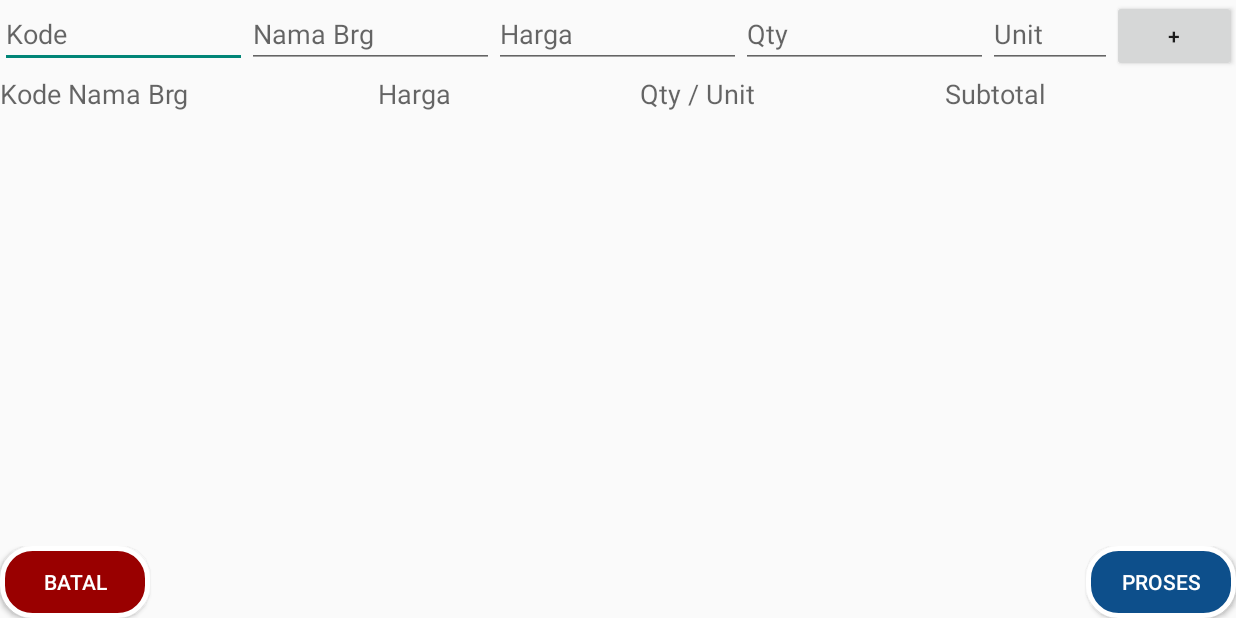
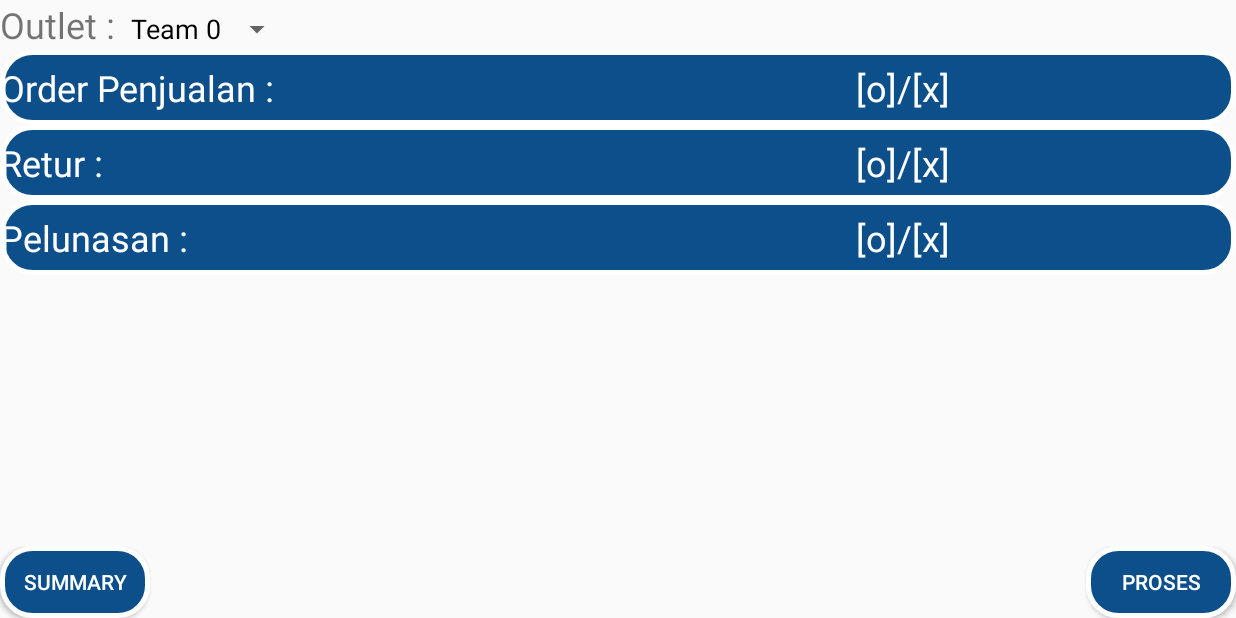
Before and after one commit to iamdesu/mobilesalesman, an Android app: the screen it shows after launch (OrderPenjualanActivity before the commit, TransaksiActivity after it), after a tap on "2. TRANSAKSI", on a phone screen of 824 x 412 dp (held sideways). Run offline under Robolectric (Android 15) with nearby library versions, the phone set to English and light mode, and no system bars.

Commit message:
Add Transaksi Activity screen. Note: - User must select 1 team to open order penjualan - Currently on Transaksi Activity, team spinner will be available if user already open Ambil Data activity. Dummy data was created there

```diff
--- a/app/src/main/AndroidManifest.xml
+++ b/app/src/main/AndroidManifest.xml
@@ -32,6 +32,11 @@
             android:label="@string/app_name"
             android:screenOrientation="landscape">
         </activity>
+        <activity
+            android:name=".TransaksiActivity"
+            android:label="@string/app_name"
+            android:screenOrientation="landscape">
+        </activity>
     </application>
 
 </manifest>
--- a/app/src/main/java/com/bali/nusadua/productmonitor/MainActivity.java
+++ b/app/src/main/java/com/bali/nusadua/productmonitor/MainActivity.java
@@ -49,8 +49,8 @@ public class MainActivity extends ActionBarActivity {
         startActivity(intent);
     }
 
-    public void onOrderPenjualanClick(View view) {
-        Intent intent = new Intent(MainActivity.this, OrderPenjualanActivity.class);
+    public void onTransaksiClick(View view) {
+        Intent intent = new Intent(MainActivity.this, TransaksiActivity.class);
         startActivity(intent);
     }
 }
--- a/app/src/main/java/com/bali/nusadua/productmonitor/OrderPenjualanActivity.java
+++ b/app/src/main/java/com/bali/nusadua/productmonitor/OrderPenjualanActivity.java
@@ -1,6 +1,7 @@
 package com.bali.nusadua.productmonitor;
 
 import android.app.Activity;
+import android.content.Intent;
 import android.os.Bundle;
 import android.util.Log;
 import android.view.View;
@@ -24,6 +25,7 @@ public class OrderPenjualanActivity extends Activity implements android.view.Vie
     private Button btnAdd, btnProses, btnBatal;
     private TableLayout theGrid;
     private EditText tvCode, tvName, tvPrice, tvQty, tvUnit;
+    private String teamGuid;
 
     private List<Order> orders = new ArrayList<Order>();
     OrderRepo orderRepo = new OrderRepo(this);
@@ -49,6 +51,10 @@ public class OrderPenjualanActivity extends Activity implements android.view.Vie
         btnProses.setOnClickListener(this);
         btnBatal.setOnClickListener(this);
 
+        Intent intent = getIntent();
+        teamGuid = intent.getStringExtra("team_guid");
+        Log.i("Team GUID : ", teamGuid);
+
         orders = orderRepo.getAll();
         Log.i("Jumlah order penjualan di database : ", Integer.toString(orders.size()));
     }
@@ -63,15 +69,16 @@ public class OrderPenjualanActivity extends Activity implements android.view.Vie
 
             TextView labelCode = new TextView(this);
             labelCode.setId(200+count+1);
-            labelCode.setText(tvCode.getText());
+            labelCode.setText(tvCode.getText()+ " " + tvName.getText());
             tableRow.addView(labelCode);
             order.setKode(tvCode.getText().toString());
+            order.setNamaBarang(tvName.getText().toString());
 
-            TextView labelName = new TextView(this);
+            /*TextView labelName = new TextView(this);
             labelName.setId(200+count+1);
             labelName.setText(tvName.getText());
             tableRow.addView(labelName);
-            order.setNamaBarang(tvName.getText().toString());
+            order.setNamaBarang(tvName.getText().toString());*/
 
             TextView labelPrice = new TextView(this);
             labelPrice.setId(200+count+1);
@@ -81,20 +88,28 @@ public class OrderPenjualanActivity extends Activity implements android.view.Vie
 
             TextView labelQty = new TextView(this);
             labelQty.setId(200+count+1);
-            labelQty.setText(tvQty.getText());
+            labelQty.setText(tvQty.getText() +"/"+ tvUnit.getText());
             tableRow.addView(labelQty);
             order.setQty(Integer.valueOf(tvQty.getText().toString()));
+            order.setUnit(tvUnit.getText().toString());
 
-            TextView labelUnit = new TextView(this);
+            /*TextView labelUnit = new TextView(this);
             labelUnit.setId(200+count+1);
             labelUnit.setText(tvUnit.getText());
             tableRow.addView(labelUnit);
-            order.setUnit(tvUnit.getText().toString());
+            order.setUnit(tvUnit.getText().toString());*/
+
+            TextView labelSummary = new TextView(this);
+            labelSummary.setId(200+count+1);
+            Integer summary = Integer.valueOf(tvQty.getText().toString()) * Integer.valueOf(tvPrice.getText().toString());
+            labelSummary.setText(summary.toString());
+            tableRow.addView(labelSummary);
 
             theGrid.addView(tableRow, new TableLayout.LayoutParams(TableLayout.LayoutParams.MATCH_PARENT, TableLayout.LayoutParams.WRAP_CONTENT));
             orders.add(order);
         } else if(view == findViewById(R.id.button_proses)) {
             saveAllOrder();
+            finish();
 
         } else if(view == findViewById(R.id.button_batal)) {
             finish();
--- /dev/null
+++ b/app/src/main/java/com/bali/nusadua/productmonitor/TransaksiActivity.java
@@ -0,0 +1,86 @@
+package com.bali.nusadua.productmonitor;
+
+import android.app.Activity;
+import android.content.Intent;
+import android.os.Bundle;
+import android.util.Log;
+import android.view.View;
+import android.widget.AdapterView;
+import android.widget.Button;
+import android.widget.LinearLayout;
+import android.widget.Spinner;
+
+import com.bali.nusadua.productmonitor.adapter.SpinnerTeamAdapter;
+import com.bali.nusadua.productmonitor.model.Team;
+import com.bali.nusadua.productmonitor.repo.TeamRepo;
+
+import java.util.List;
+
+/**
+ * Created by desu sudarsana on 4/19/2015.
+ */
+public class TransaksiActivity extends Activity implements View.OnClickListener, AdapterView.OnItemSelectedListener {
+
+    private Button btnSummary, btnProses;
+    private LinearLayout blockOrderPenjualan, blockRetur, blockPelunasan;
+    private Spinner spinnerOutlet;
+    private Team team = null;
+
+    @Override
+    public void onCreate(Bundle savedInstanceState) {
+        super.onCreate(savedInstanceState);
+        setContentView(R.layout.activity_transaksi);
+
+        //Declare component UI
+        btnProses = (Button) findViewById(R.id.btn_proses);
+        btnSummary = (Button) findViewById(R.id.btn_summary);
+        blockOrderPenjualan = (LinearLayout) findViewById(R.id.block_order);
+        spinnerOutlet = (Spinner) findViewById(R.id.spinnerOutlet);
+
+        btnProses.setOnClickListener(this);
+        btnSummary.setOnClickListener(this);
+        blockOrderPenjualan.setOnClickListener(this);
+        spinnerOutlet.setOnItemSelectedListener(this);
+
+        loadTeam();
+    }
+
+    @Override
+    public void onClick(View view) {
+        if(view == findViewById(R.id.block_order) && team != null) {
+            Intent intent = new Intent(TransaksiActivity.this, OrderPenjualanActivity.class);
+            intent.putExtra("team_guid", team.getGuid());
+            startActivity(intent);
+        }
+    }
+
+    private void loadTeam() {
+        SpinnerTeamAdapter adapter = null;
+        TeamRepo repo = new TeamRepo(getApplicationContext());
+        List<Team> teams = repo.getAll();
+        int size = teams.size();
+        Log.i("List size : ", Integer.toString(size));
+        for(int i = 0; i < size; i++){
+            Log.i("Teams", teams.get(i).getName());
+        }
+        adapter = new SpinnerTeamAdapter(TransaksiActivity.this,
+                android.R.layout.simple_spinner_item, teams);
+        spinnerOutlet.setAdapter(adapter);
+
+        adapter.setDropDownViewResource(android.R.layout.simple_spinner_dropdown_item);
+    }
+
+    @Override
+    public void onItemSelected(AdapterView<?> parent, View view, int position, long id) {
+        if(parent == findViewById(R.id.spinnerOutlet)){
+            Team selectedTeam = (Team) parent.getItemAtPosition(position);
+            team = selectedTeam;
+            Log.i("Team GUID : ", team.getGuid());
+        }
+    }
+
+    @Override
+    public void onNothingSelected(AdapterView<?> parent) {
+        team = null;
+    }
+}
--- /dev/null
+++ b/app/src/main/res/drawable/button_flat.xml
@@ -0,0 +1,23 @@
+<?xml version="1.0" encoding="utf-8" ?>
+<selector xmlns:android="http://schemas.android.com/apk/res/android">
+    <item android:state_pressed="true" >
+        <shape android:shape="rectangle">
+            <solid android:color="@color/abc_search_url_text" />
+            <padding
+                android:left="8dp"
+                android:top="4dp"
+                android:right="8dp"
+                android:bottom="4dp" />
+        </shape>
+    </item>
+    <item>
+        <shape android:shape="rectangle">
+            <solid android:color="@color/abc_search_url_text" />
+            <padding
+                android:left="8dp"
+                android:top="4dp"
+                android:right="8dp"
+                android:bottom="4dp" />
+        </shape>
+    </item>
+</selector>
--- /dev/null
+++ b/app/src/main/res/drawable/button_shape_blue_soft.xml
@@ -0,0 +1,9 @@
+<?xml version="1.0" encoding="utf-8"?>
+<shape xmlns:android="http://schemas.android.com/apk/res/android"
+    android:shape="rectangle">
+    <gradient android:startColor="#ff406a8b"
+        android:endColor="#ff406a8b"
+        android:angle="270" />
+    <corners android:radius="20dp" />
+    <stroke android:width="5px" android:color="#ffffff" />
+</shape>
--- a/app/src/main/res/layout/activity_main.xml
+++ b/app/src/main/res/layout/activity_main.xml
@@ -49,7 +49,7 @@
         android:layout_alignParentLeft="true"
         android:layout_alignParentStart="true"
         android:textSize="24dp"
-        android:onClick="onOrderPenjualanClick"/>
+        android:onClick="onTransaksiClick"/>
 
     <Button
         android:layout_width="wrap_content"
--- a/app/src/main/res/layout/activity_order_penjualan.xml
+++ b/app/src/main/res/layout/activity_order_penjualan.xml
@@ -54,7 +54,6 @@
             <EditText
                 android:layout_width="0dp"
                 android:layout_height="wrap_content"
-                android:inputType="numberSigned"
                 android:id="@+id/order_unit"
                 android:layout_weight="10"
                 android:hint="@string/hint_unit"/>
@@ -137,7 +136,7 @@
         <Space
             android:layout_width="wrap_content"
             android:layout_height="match_parent"
-            android:layout_weight="1" />
+            android:layout_weight="1"/>
 
         <Button
             android:layout_width="100dp"
--- /dev/null
+++ b/app/src/main/res/layout/activity_transaksi.xml
@@ -0,0 +1,159 @@
+<?xml version="1.0" encoding="utf-8"?>
+<LinearLayout xmlns:android="http://schemas.android.com/apk/res/android"
+    android:orientation="vertical" android:layout_width="match_parent"
+    android:layout_height="match_parent">
+
+    <LinearLayout
+        android:layout_width="match_parent"
+        android:layout_height="0dp"
+        android:layout_weight="1"
+        android:orientation="vertical">
+
+        <LinearLayout
+            android:layout_width="match_parent"
+            android:layout_height="wrap_content"
+            android:orientation="horizontal">
+
+            <TextView
+                android:layout_width="wrap_content"
+                android:layout_height="wrap_content"
+                android:id="@+id/text_view_outlet"
+                android:text="Outlet : "
+                android:textSize="24dp"
+                android:singleLine="true"/>
+
+            <Spinner
+                android:layout_width="wrap_content"
+                android:layout_height="wrap_content"
+                android:id="@+id/spinnerOutlet"
+                android:prompt="@string/team_prompt"
+                android:spinnerMode="dropdown"/>
+
+        </LinearLayout>
+
+        <LinearLayout
+            android:layout_width="match_parent"
+            android:layout_height="50dp"
+            android:orientation="horizontal"
+            android:background="@drawable/button_shape"
+            android:id="@+id/block_order">
+
+            <TextView
+                android:layout_width="0dp"
+                android:layout_height="wrap_content"
+                android:layout_weight="3"
+                android:id="@+id/text_view_order_penjualan"
+                android:text="@string/transaksi_order"
+                android:textSize="24dp"
+                android:singleLine="true"
+                android:textColor="#ffffff"
+                android:layout_gravity="center_vertical"/>
+
+            <TextView
+                android:layout_width="wrap_content"
+                android:layout_height="wrap_content"
+                android:layout_weight="1"
+                android:id="@+id/text_view_order_status"
+                android:text="[o]/[x]"
+                android:textSize="24dp"
+                android:singleLine="true"
+                android:textColor="#ffffff"
+                android:layout_gravity="center_vertical"/>
+
+        </LinearLayout>
+
+        <LinearLayout
+            android:layout_width="match_parent"
+            android:layout_height="50dp"
+            android:orientation="horizontal"
+            android:background="@drawable/button_shape"
+            android:id="@+id/block_retur">
+
+            <TextView
+                android:layout_width="0dp"
+                android:layout_height="wrap_content"
+                android:layout_weight="3"
+                android:id="@+id/text_view_retur"
+                android:text="@string/transaksi_retur"
+                android:textSize="24dp"
+                android:singleLine="true"
+                android:textColor="#ffffff"
+                android:layout_gravity="center_vertical"/>
+
+            <TextView
+                android:layout_width="wrap_content"
+                android:layout_height="wrap_content"
+                android:layout_weight="1"
+                android:id="@+id/text_view_retur_status"
+                android:text="[o]/[x]"
+                android:textSize="24dp"
+                android:singleLine="true"
+                android:textColor="#ffffff"
+                android:layout_gravity="center_vertical"/>
+
+        </LinearLayout>
+
+        <LinearLayout
+            android:layout_width="match_parent"
+            android:layout_height="50dp"
+            android:orientation="horizontal"
+            android:background="@drawable/button_shape"
+            android:layout_gravity="center_vertical"
+            android:id="@+id/block_pelunasan">
+
+            <TextView
+                android:layout_width="0dp"
+                android:layout_height="wrap_content"
+                android:layout_weight="3"
+                android:id="@+id/text_view_pelunasan"
+                android:text="@string/transaksi_pelunasan"
+                android:textSize="24dp"
+                android:singleLine="true"
+                android:textColor="#ffffff"
+                android:layout_gravity="center_vertical"/>
+
+            <TextView
+                android:layout_width="wrap_content"
+                android:layout_height="wrap_content"
+                android:layout_weight="1"
+                android:id="@+id/text_view_pelunasan_status"
+                android:text="[o]/[x]"
+                android:textSize="24dp"
+                android:singleLine="true"
+                android:textColor="#ffffff"
+                android:layout_gravity="center_vertical"/>
+
+        </LinearLayout>
+
+    </LinearLayout>
+
+    <LinearLayout
+        android:layout_width="match_parent"
+        android:layout_height="wrap_content"
+        android:orientation="horizontal">
+
+        <Button
+            android:layout_width="100dp"
+            android:layout_height="wrap_content"
+            android:text="Summary"
+            android:id="@+id/btn_summary"
+            android:textColor="#ffffff"
+            android:background="@drawable/button_shape"
+            android:onClick="onBtnKeluarClick"/>
+
+        <Space
+            android:layout_width="wrap_content"
+            android:layout_height="match_parent"
+            android:layout_weight="1" />
+
+        <Button
+            android:layout_width="100dp"
+            android:layout_height="wrap_content"
+            android:text="Proses"
+            android:id="@+id/btn_proses"
+            android:textColor="#ffffff"
+            android:background="@drawable/button_shape"/>
+
+    </LinearLayout>
+
+</LinearLayout>
--- a/app/src/main/res/values/strings.xml
+++ b/app/src/main/res/values/strings.xml
@@ -17,6 +17,9 @@
     <string name="hint_unit">Unit</string>
     <string name="hint_qty_unit">Qty / Unit</string>
     <string name="hint_subtotal">Subtotal</string>
+    <string name="transaksi_order">Order Penjualan :</string>
+    <string name="transaksi_retur">Retur :</string>
+    <string name="transaksi_pelunasan">Pelunasan :</string>
 
     <string name="team_prompt">Pilih Team</string>
     <string-array name="country_arrays">
```
